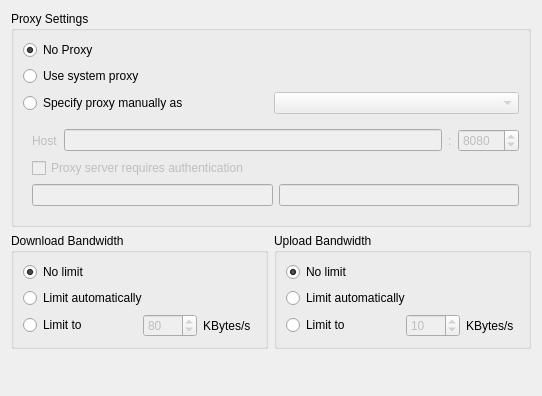
Old version of the form src/gui/networksettings.ui in the repository nextcloud/desktop.
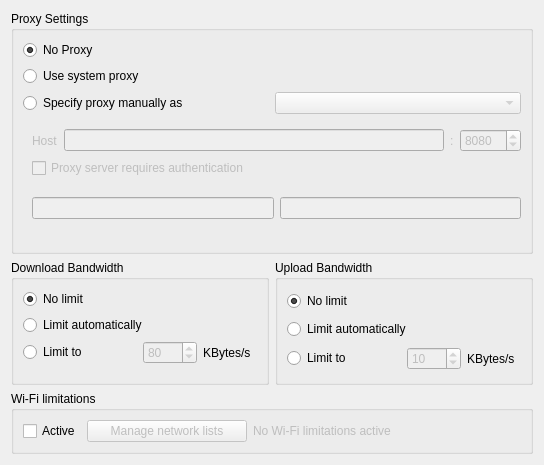
New version of the form.

Commit message: GUI and config test-implementation for discussion of wifi black/whitelisting

```diff
--- a/src/gui/networksettings.ui
+++ b/src/gui/networksettings.ui
@@ -6,15 +6,15 @@
    <rect>
     <x>0</x>
     <y>0</y>
-    <width>542</width>
-    <height>396</height>
+    <width>544</width>
+    <height>465</height>
    </rect>
   </property>
   <property name="windowTitle">
    <string notr="true">Form</string>
   </property>
-  <layout class="QGridLayout" name="gridLayout_3">
-   <item row="0" column="0">
+  <layout class="QVBoxLayout" name="verticalLayout_2">
+   <item>
     <widget class="QGroupBox" name="proxyGroupBox">
      <property name="enabled">
       <bool>true</bool>
@@ -176,7 +176,7 @@
      </layout>
     </widget>
    </item>
-   <item row="1" column="0">
+   <item>
     <layout class="QHBoxLayout" name="horizontalLayout_5">
      <item>
       <widget class="QGroupBox" name="downloadBox">
@@ -186,6 +186,12 @@
          <verstretch>0</verstretch>
         </sizepolicy>
        </property>
+       <property name="minimumSize">
+        <size>
+         <width>0</width>
+         <height>125</height>
+        </size>
+       </property>
        <property name="title">
         <string>Download Bandwidth</string>
        </property>
@@ -265,6 +271,12 @@
          <verstretch>0</verstretch>
         </sizepolicy>
        </property>
+       <property name="minimumSize">
+        <size>
+         <width>0</width>
+         <height>125</height>
+        </size>
+       </property>
        <property name="title">
         <string>Upload Bandwidth</string>
        </property>
@@ -331,18 +343,82 @@
      </item>
     </layout>
    </item>
-   <item row="2" column="0">
-    <spacer name="verticalSpacer">
-     <property name="orientation">
-      <enum>Qt::Vertical</enum>
-     </property>
-     <property name="sizeHint" stdset="0">
-      <size>
-       <width>20</width>
-       <height>0</height>
-      </size>
-     </property>
-    </spacer>
+   <item>
+    <layout class="QHBoxLayout" name="WiFiGroupBox">
+     <item>
+      <widget class="QGroupBox" name="groupBox">
+       <property name="sizePolicy">
+        <sizepolicy hsizetype="Preferred" vsizetype="Maximum">
+         <horstretch>0</horstretch>
+         <verstretch>0</verstretch>
+        </sizepolicy>
+       </property>
+       <property name="title">
+        <string>Wi-Fi limitations</string>
+       </property>
+       <layout class="QHBoxLayout" name="horizontalLayout_7">
+        <item>
+         <widget class="QCheckBox" name="activateWifiListsCheckbox">
+          <property name="maximumSize">
+           <size>
+            <width>70</width>
+            <height>16777215</height>
+           </size>
+          </property>
+          <property name="text">
+           <string>Active</string>
+          </property>
+         </widget>
+        </item>
+        <item>
+         <widget class="QPushButton" name="manageWifiListsBtn">
+          <property name="enabled">
+           <bool>false</bool>
+          </property>
+          <property name="minimumSize">
+           <size>
+            <width>160</width>
+            <height>0</height>
+           </size>
+          </property>
+          <property name="text">
+           <string>Manage network lists</string>
+          </property>
+         </widget>
+        </item>
+        <item>
+         <widget class="QLabel" name="wifiListsStatusLabel">
+          <property name="enabled">
+           <bool>false</bool>
+          </property>
+          <property name="minimumSize">
+           <size>
+            <width>240</width>
+            <height>0</height>
+           </size>
+          </property>
+          <property name="text">
+           <string>No Wi-Fi limitations active</string>
+          </property>
+         </widget>
+        </item>
+        <item>
+         <spacer name="horizontalSpacer_2">
+          <property name="orientation">
+           <enum>Qt::Horizontal</enum>
+          </property>
+          <property name="sizeHint" stdset="0">
+           <size>
+            <width>30</width>
+            <height>20</height>
+           </size>
+          </property>
+         </spacer>
+        </item>
+       </layout>
+      </widget>
+     </item>
+    </layout>
    </item>
   </layout>
  </widget>
```
The commit also changes 8 other files.
